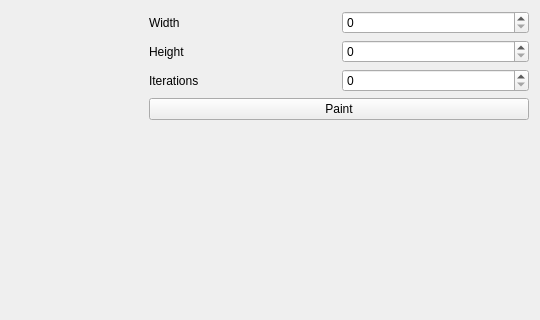
The window that mainWindow.ui (jan-moravec/fractals-qt) describes before a commit, drawn with Qt 5; both pictures show x 248 to 788 and y 0 to 320 of the 788 by 569 pixel window.
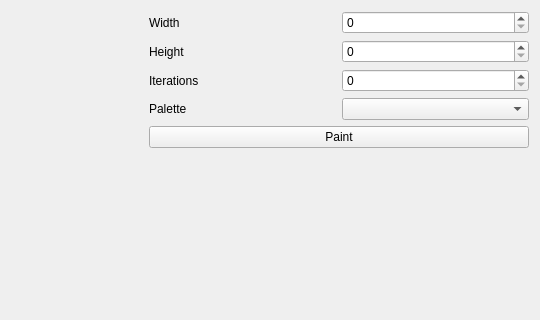
The same window after the commit. Custom widgets are drawn as their Qt base class.

Commit message: Added palettes support.

```diff
--- a/mainWindow.ui
+++ b/mainWindow.ui
@@ -80,6 +80,20 @@
         </item>
        </layout>
       </item>
+      <item>
+       <layout class="QHBoxLayout" name="paletteHorizontalLayout">
+        <item>
+         <widget class="QLabel" name="paletteLabel">
+          <property name="text">
+           <string>Palette</string>
+          </property>
+         </widget>
+        </item>
+        <item>
+         <widget class="QComboBox" name="paletteComboBox"/>
+        </item>
+       </layout>
+      </item>
       <item>
        <widget class="QPushButton" name="paintButton">
         <property name="text">
```
The commit also changes 9 other files.
